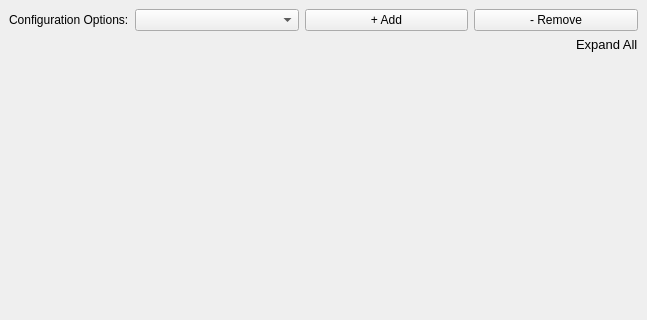
Before: the Qt Designer form mslib/msui/ui/ui_configuration_editor_window.ui in Open-MSS/MSS, drawn with Qt 5; both pictures show x 0 to 647 and y 0 to 320 of the 647 by 656 pixel window.
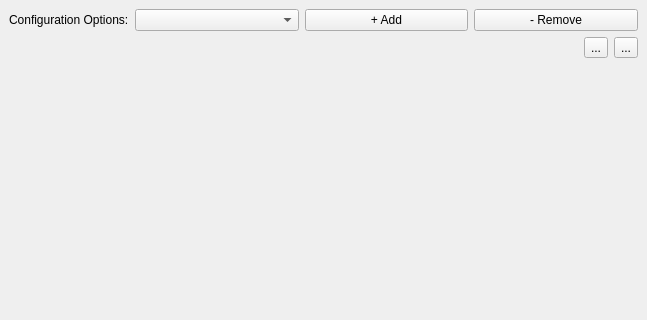
After: the same form once the commit is applied.

Patch:
```diff
--- a/mslib/msui/ui/ui_configuration_editor_window.ui
+++ b/mslib/msui/ui/ui_configuration_editor_window.ui
@@ -14,7 +14,48 @@
    <string>MSS Configuration Editor</string>
   </property>
   <widget class="QWidget" name="centralwidget">
-   <layout class="QGridLayout" name="gridLayout" rowstretch="0,1,0">
+   <layout class="QGridLayout" name="gridLayout" rowstretch="0,0,1,0">
+    <item row="2" column="0">
+     <widget class="QWidget" name="jsonWidget" native="true"/>
+    </item>
+    <item row="1" column="0">
+     <layout class="QHBoxLayout" name="horizontalLayout">
+      <item>
+       <spacer name="horizontalSpacer">
+        <property name="orientation">
+         <enum>Qt::Horizontal</enum>
+        </property>
+        <property name="sizeHint" stdset="0">
+         <size>
+          <width>40</width>
+          <height>20</height>
+         </size>
+        </property>
+       </spacer>
+      </item>
+      <item>
+       <widget class="QToolButton" name="moveUpTb">
+        <property name="text">
+         <string>...</string>
+        </property>
+       </widget>
+      </item>
+      <item>
+       <widget class="QToolButton" name="moveDownTb">
+        <property name="text">
+         <string>...</string>
+        </property>
+       </widget>
+      </item>
+     </layout>
+    </item>
+    <item row="3" column="0">
+     <widget class="QDialogButtonBox" name="buttonBox">
+      <property name="standardButtons">
+       <set>QDialogButtonBox::Cancel|QDialogButtonBox::Open|QDialogButtonBox::RestoreDefaults|QDialogButtonBox::Save</set>
+      </property>
+     </widget>
+    </item>
     <item row="0" column="0">
      <layout class="QHBoxLayout" name="horizontalLayout_4" stretch="0,1,1,1">
       <item>
@@ -43,32 +84,6 @@
       </item>
      </layout>
     </item>
-    <item row="1" column="0">
-     <layout class="QGridLayout" name="gridLayout_2" rowstretch="0,1">
-      <item row="1" column="0">
-       <widget class="QWidget" name="jsonWidget" native="true"/>
-      </item>
-      <item row="0" column="0" alignment="Qt::AlignRight|Qt::AlignBottom">
-       <widget class="QLabel" name="expandCollapseLabel">
-        <property name="font">
-         <font>
-          <pointsize>10</pointsize>
-         </font>
-        </property>
-        <property name="text">
-         <string>Expand All</string>
-        </property>
-       </widget>
-      </item>
-     </layout>
-    </item>
-    <item row="2" column="0">
-     <widget class="QDialogButtonBox" name="buttonBox">
-      <property name="standardButtons">
-       <set>QDialogButtonBox::Cancel|QDialogButtonBox::Open|QDialogButtonBox::RestoreDefaults|QDialogButtonBox::Save</set>
-      </property>
-     </widget>
-    </item>
    </layout>
   </widget>
   <widget class="QStatusBar" name="statusbar"/>
```
